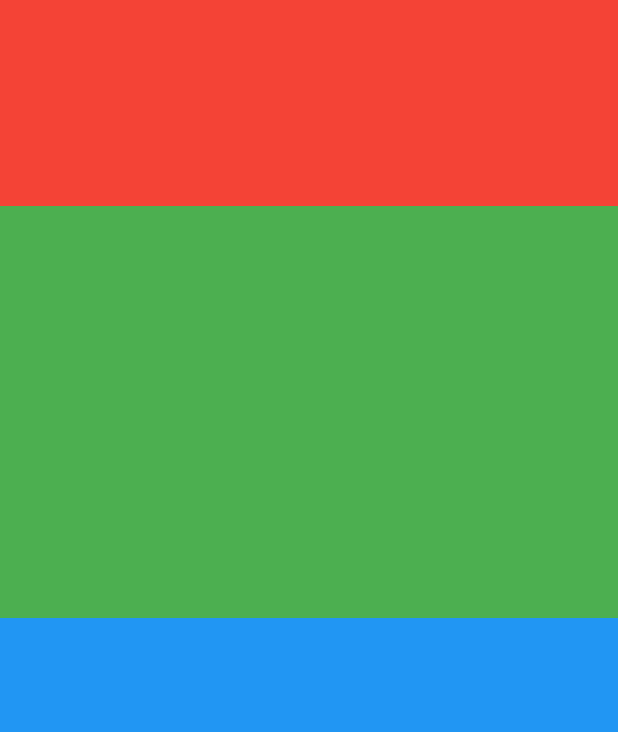
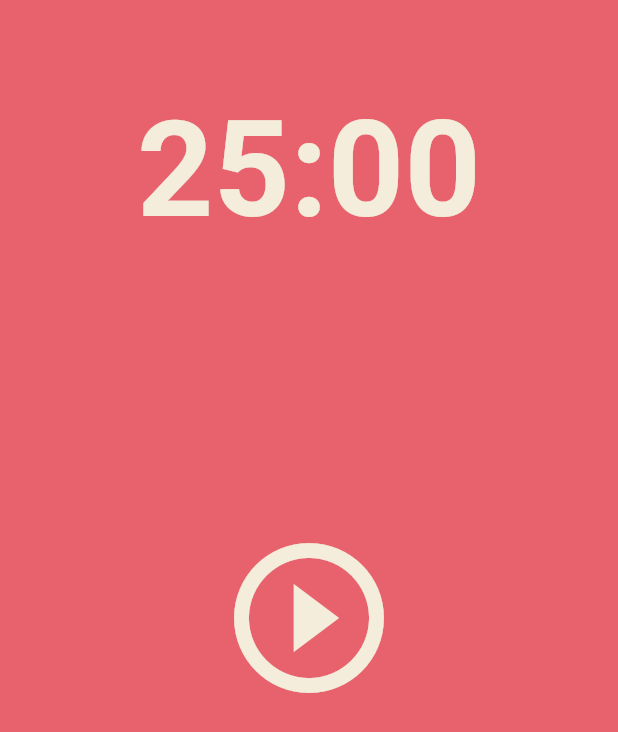
Before and after one commit to HyeonWooGa/flutter__pomodoro_timer, a Flutter app: the screen it shows after launch, on a phone screen of 412 x 824 dp. Shown: the top 732 px of the screen. Run offline on Flutter 3.47's test engine with Material 2 defaults, Android fonts, the phone set to English and light mode, and no system bars.

Commit message:
🔥 Remove Unnecessary Container

```diff
--- a/lib/screens/home_screen.dart
+++ b/lib/screens/home_screen.dart
@@ -11,31 +11,36 @@ class _HomeScreenState extends State<HomeScreen> {
   @override
   Widget build(BuildContext context) {
     return Scaffold(
+      backgroundColor: Theme.of(context).colorScheme.background,
       body: Column(
         children: [
           Flexible(
             flex: 1,
             child: Container(
-              decoration: const BoxDecoration(
-                color: Colors.red,
-              ),
-            ),
-          ),
-          Flexible(
-            flex: 2,
-            child: Container(
-              decoration: const BoxDecoration(
-                color: Colors.green,
+              alignment: Alignment.bottomCenter,
+              child: Text(
+                "25:00",
+                style: TextStyle(
+                    color: Theme.of(context).cardColor,
+                    fontSize: 89,
+                    fontWeight: FontWeight.w600),
               ),
             ),
           ),
           Flexible(
             flex: 3,
-            child: Container(
-              decoration: const BoxDecoration(
-                color: Colors.blue,
+            child: Center(
+              child: IconButton(
+                onPressed: () {},
+                icon: const Icon(Icons.play_circle_outline),
+                iconSize: 120,
+                color: Theme.of(context).cardColor,
               ),
             ),
+          ),
+          Flexible(
+            flex: 1,
+            child: Container(),
           )
         ],
       ),
```
